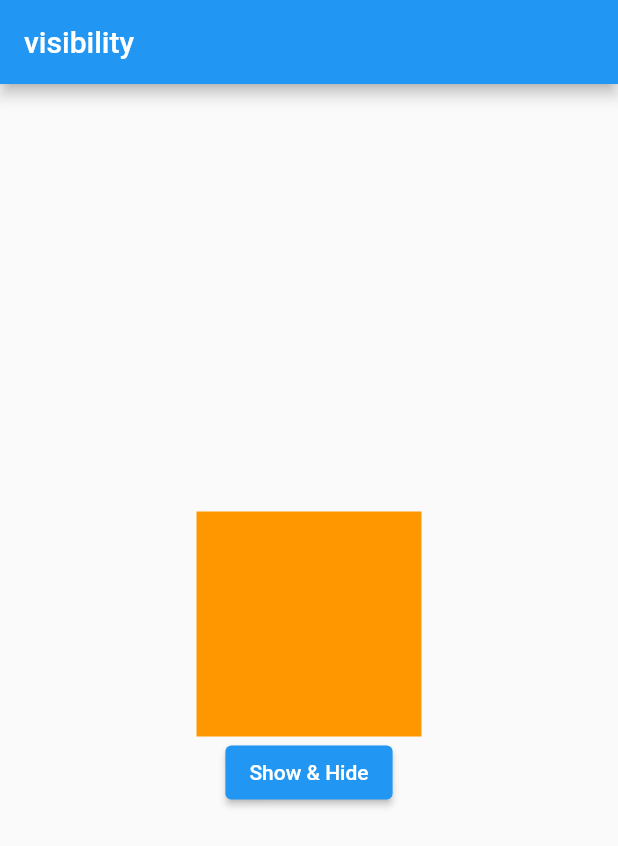
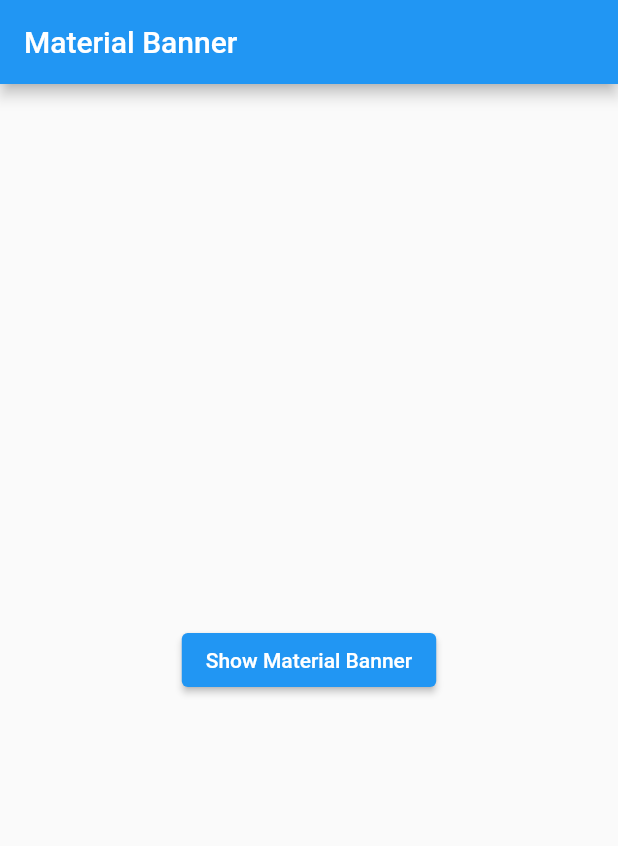
Before and after one commit to andhavarapujyothi/flutter_provider_2, a Flutter app: the screen it shows after launch, on a phone screen of 412 x 824 dp. Shown: the top 846 px of the screen. Run offline on Flutter 3.47's test engine with Material 2 defaults, Android fonts, the phone set to English and light mode, and no system bars.

Commit message:
Material Banner widget

```diff
--- a/lib/main.dart
+++ b/lib/main.dart
@@ -1,9 +1,6 @@
 import 'package:flutter/material.dart';
-import 'package:flutter_provider_2/bottom_modal_sheet.dart';
-
 import 'package:flutter_provider_2/cart_provider.dart';
-import 'package:flutter_provider_2/visibility_screen.dart';
-
+import 'package:flutter_provider_2/material_banner.dart';
 import 'package:provider/provider.dart';
 import 'package:flutter_provider_2/date_time_provider.dart';
 
@@ -35,7 +32,7 @@ class MyApp extends StatelessWidget {
         //colorScheme: ColorScheme.fromSeed(seedColor: Colors.deepPurple),
         //useMaterial3: true,
       ),
-      home: const VisibilityScreen(),
+      home: const MaterialBannerScreen(),
     );
   }
 }
--- /dev/null
+++ b/lib/material_banner.dart
@@ -0,0 +1,46 @@
+import 'package:flutter/material.dart';
+
+class MaterialBannerScreen extends StatelessWidget {
+  const MaterialBannerScreen({super.key});
+
+  @override
+  Widget build(BuildContext context) {
+    return Scaffold(
+      appBar: AppBar(
+        title: const Text('Material Banner'),
+      ),
+      body: Center(
+        child: Column(
+          mainAxisAlignment: MainAxisAlignment.center,
+          children: [
+            ElevatedButton(
+                onPressed: () {
+                  MaterialBanner materialBanner = MaterialBanner(
+                      leading: Icon(Icons.search),
+                      backgroundColor: Colors.amberAccent,
+                      content: const Text('I am the new banner'),
+                      actions: [
+                        TextButton(
+                            onPressed: () {
+                              ScaffoldMessenger.of(context)
+                                  .hideCurrentMaterialBanner();
+                            },
+                            child: const Text('open')),
+                        TextButton(
+                            onPressed: () {
+                              ScaffoldMessenger.of(context)
+                                  .hideCurrentMaterialBanner();
+                            },
+                            child: const Text('close'))
+                      ]);
+
+                  ScaffoldMessenger.of(context)
+                      .showMaterialBanner(materialBanner);
+                },
+                child: const Text('Show Material Banner'))
+          ],
+        ),
+      ),
+    );
+  }
+}
```
